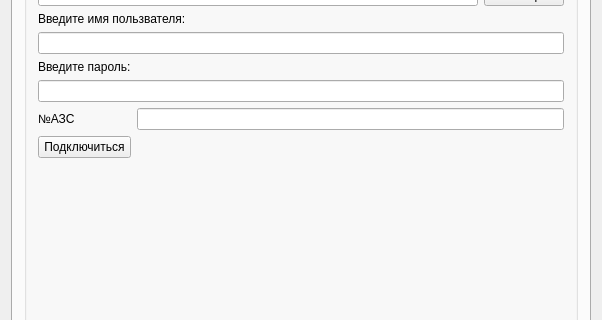
Evgeniykull/DataBase, file dataBaseFirebird/mainwindow.ui: the form before one commit; both pictures show x 0 to 602 and y 131 to 451 of the 602 by 623 pixel window.
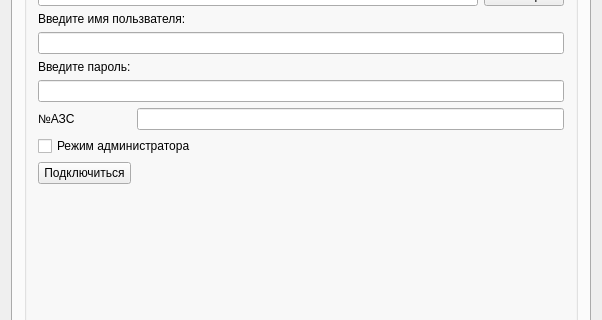
The form after the commit. The open tabs and pages were chosen to show the change.

Patch:
```diff
--- a/dataBaseFirebird/mainwindow.ui
+++ b/dataBaseFirebird/mainwindow.ui
@@ -281,7 +281,7 @@
                </property>
               </widget>
              </item>
-             <item row="7" column="1">
+             <item row="8" column="1">
               <spacer name="verticalSpacer">
                <property name="orientation">
                 <enum>Qt::Vertical</enum>
@@ -301,14 +301,7 @@
                </property>
               </widget>
              </item>
-             <item row="6" column="0">
-              <widget class="QPushButton" name="pbConnect">
-               <property name="text">
-                <string>Подключиться</string>
-               </property>
-              </widget>
-             </item>
-             <item row="6" column="1">
+             <item row="7" column="1">
               <spacer name="horizontalSpacer">
                <property name="orientation">
                 <enum>Qt::Horizontal</enum>
@@ -331,6 +324,26 @@
                </property>
               </widget>
              </item>
+             <item row="7" column="0">
+              <widget class="QPushButton" name="pbConnect">
+               <property name="text">
+                <string>Подключиться</string>
+               </property>
+              </widget>
+             </item>
+             <item row="6" column="0" colspan="2">
+              <widget class="QCheckBox" name="cbAdminAccess">
+               <property name="text">
+                <string>Режим администратора</string>
+               </property>
+               <property name="checked">
+                <bool>false</bool>
+               </property>
+               <property name="tristate">
+                <bool>false</bool>
+               </property>
+              </widget>
+             </item>
             </layout>
            </widget>
           </item>
```
Left out of the diff: 35 changed lines with no effect on the pictures.
